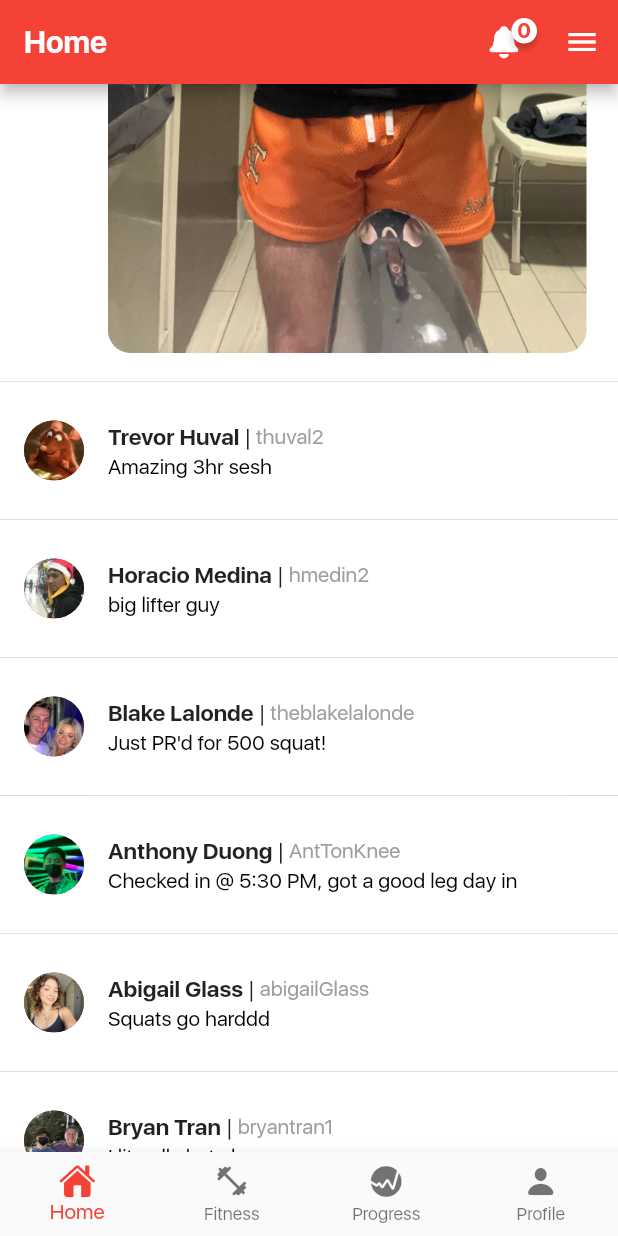
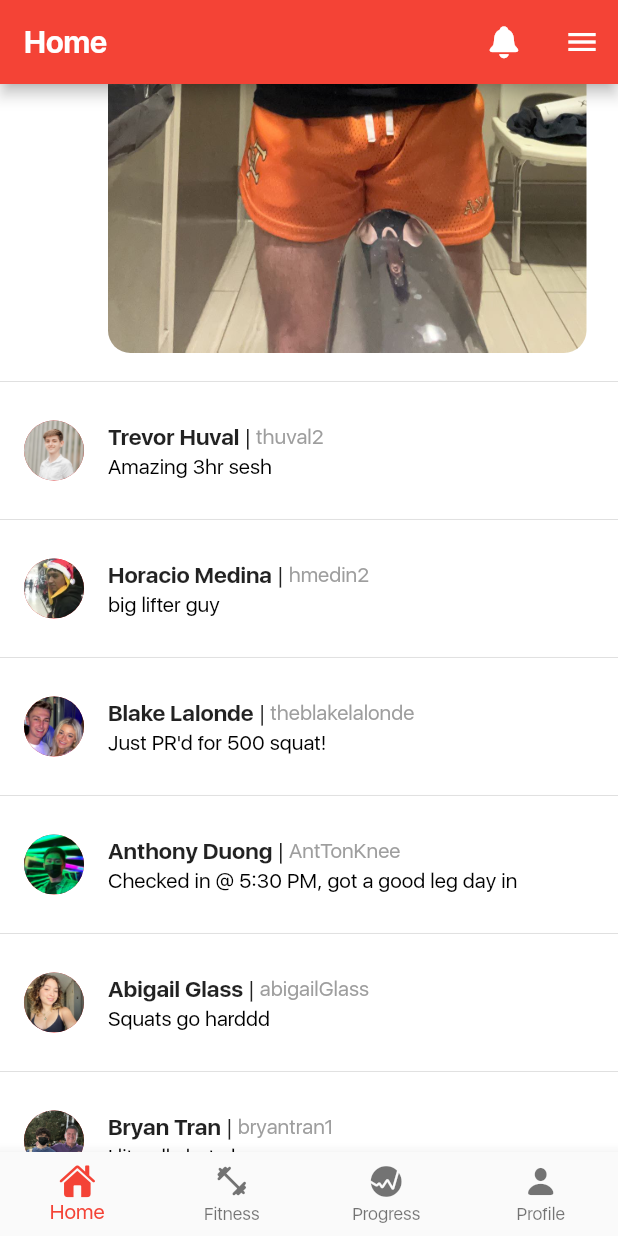
Before and after one commit to TrevorHuval/Mog, a Flutter app: the screen it shows once a user with an empty profile is signed in, scrolled down 1728 dp, on a phone screen of 412 x 824 dp. Run offline on Flutter 3.47's test engine with Material 2 defaults, Android fonts, the phone set to English and light mode, and no system bars; drawn by our look-alikes of badges; our stand-ins replace cloud_firestore, firebase_auth, firebase_core, firebase_storage, fl_chart, image_picker and 5 more; missing offline and left inert: cloud_firestore_web, firebase_auth_web, firebase_core_web, firebase_database_web, firebase_storage_web, image_picker_for_web; accounts and stored records are empty; project files that could hold a hidden picture were left out.

Commit message:
Demo ready? Pog

```diff
--- a/lib/start_app.dart
+++ b/lib/start_app.dart
@@ -130,8 +130,11 @@ class _HomePageState extends State<HomePage> {
                               CupertinoPageRoute(
                                   builder: (context) => Notifications()));
                         },
-                        child: Badge(
-                            badgeContent: Text("${userData!.notificationCount}",
+                        child: userData!.notificationCount == 0
+                            ? Icon(CupertinoIcons.bell_fill)
+                            : Badge(
+                                badgeContent:
+                                    Text("${userData.notificationCount}",
                                         style: TextStyle(
                                           color: Colors.red,
                                           fontWeight: FontWeight.bold,
```
Also changed, not shown: lib/widgets/deadlift.dart (+10 -2 lines), assets/images/trevorProfilePic.jpg. Lines whose indentation alone changed are shown as unchanged.
